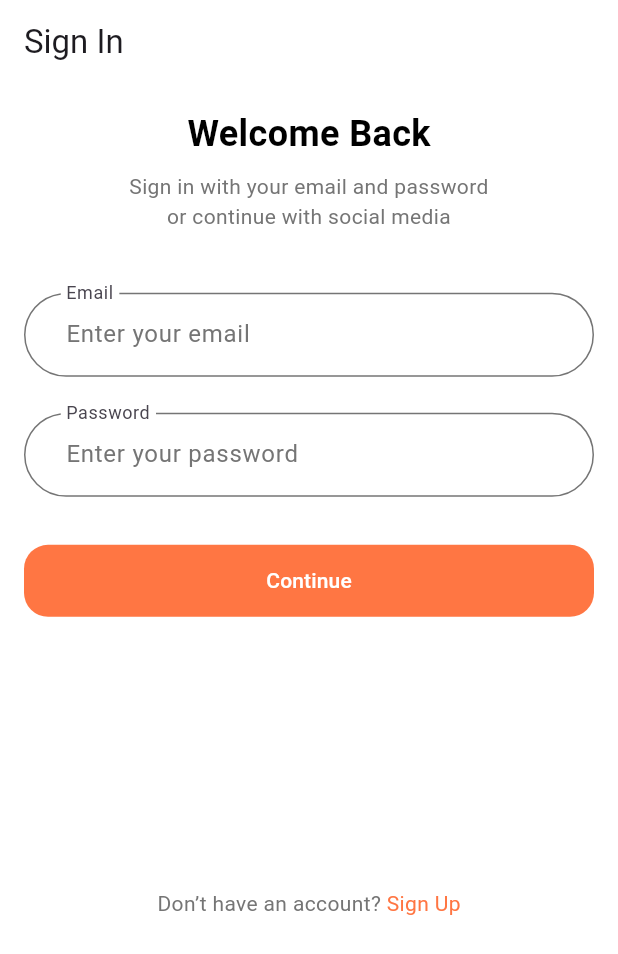
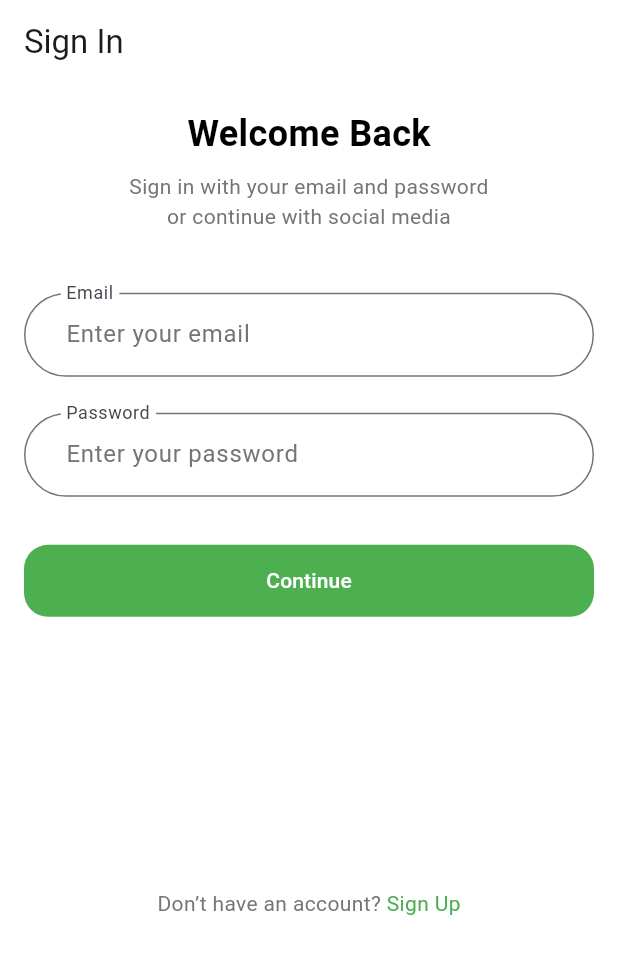
Before and after one commit to Mohamed-Aziz-Mhadhbi/Responsive-UI, a Flutter app: the screen it shows after launch, on a phone screen of 412 x 824 dp. Shown: the top 954 px of the screen. Run offline on Flutter 3.47's test engine with Material 3 defaults, Android fonts, the phone set to English and light mode, and no system bars.

Commit message:
responsive done

```diff
--- a/lib/Register/register_page.dart
+++ b/lib/Register/register_page.dart
@@ -20,6 +20,7 @@ class RegisterPage extends StatelessWidget {
                 child: SignupBenefits(),
               ),
             Expanded(
+              flex: 3,
               child: Column(
                 children: [
                   Row(
--- a/lib/Register/singup_form.dart
+++ b/lib/Register/singup_form.dart
@@ -79,7 +79,7 @@ class SignInForm extends StatelessWidget {
               border: authOutlineInputBorder,
               enabledBorder: authOutlineInputBorder,
               focusedBorder: authOutlineInputBorder.copyWith(
-                borderSide: const BorderSide(color: Color(0xFFFF7643)),
+                borderSide: const BorderSide(color: Colors.green),
               ),
             ),
           ),
@@ -102,7 +102,7 @@ class SignInForm extends StatelessWidget {
                 border: authOutlineInputBorder,
                 enabledBorder: authOutlineInputBorder,
                 focusedBorder: authOutlineInputBorder.copyWith(
-                  borderSide: const BorderSide(color: Color(0xFFFF7643)),
+                  borderSide: const BorderSide(color: Colors.green),
                 ),
               ),
             ),
@@ -112,7 +112,7 @@ class SignInForm extends StatelessWidget {
             onPressed: () {},
             style: ElevatedButton.styleFrom(
               elevation: 0,
-              backgroundColor: const Color(0xFFFF7643),
+              backgroundColor:  Colors.green,
               foregroundColor: Colors.white,
               minimumSize: const Size(double.infinity, 48),
               shape: const RoundedRectangleBorder(
@@ -170,7 +170,7 @@ class NoAccountText extends StatelessWidget {
           },
           child: const Text(
             "Sign Up",
-            style: TextStyle(color: Color(0xFFFF7643)),
+            style: TextStyle(color: Colors.green),
           ),
         ),
       ],
```
Also changed, not shown: lib/Register/signup_benefits.dart (+74 -1 lines), pubspec.yaml (+1 -50 lines).
